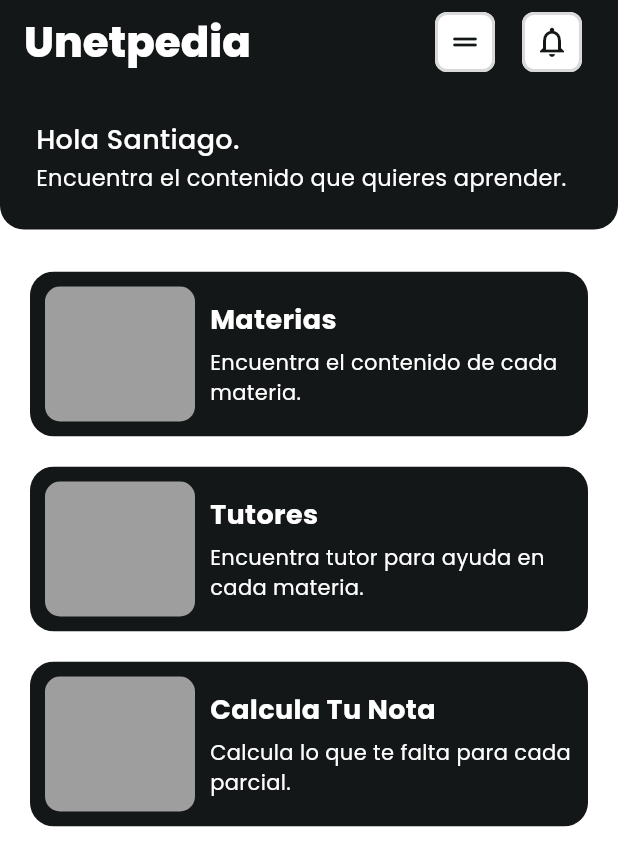
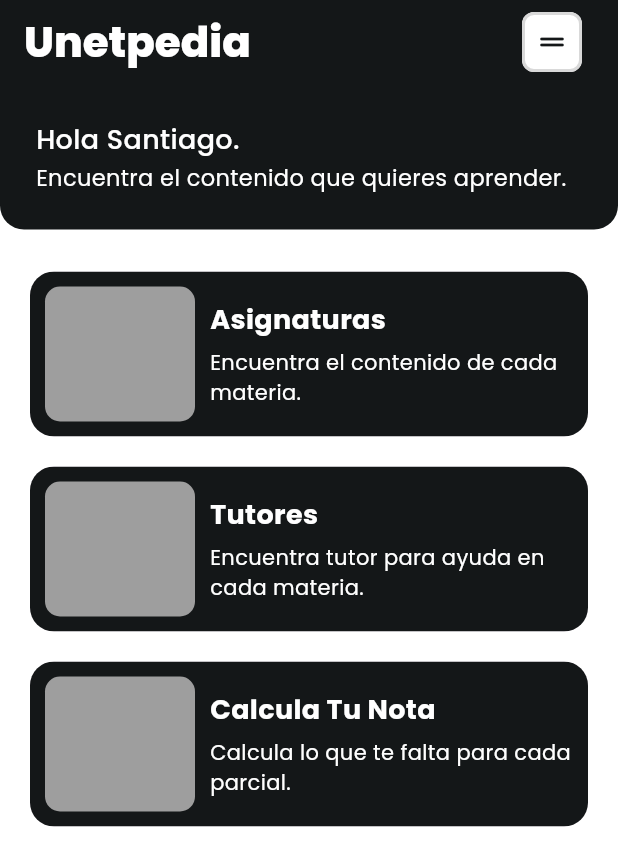
Before and after one commit to gsantiago735/unetpedia, a Flutter app: the screen it shows after launch, on a phone screen of 412 x 824 dp. Shown: the top 866 px of the screen. Run offline on Flutter 3.47's test engine with Material 3 defaults, Android fonts, the phone set to English and light mode, and no system bars; our stand-ins replace dio, equatable, flutter_bloc, shared_preferences.

```diff
--- a/lib/core/routes/app_router.dart
+++ b/lib/core/routes/app_router.dart
@@ -1,4 +1,5 @@
 import 'package:flutter/material.dart';
+import 'package:unetpedia/ui/subjects/views/subjects_view.dart';
 import 'package:unetpedia/ui/ui.dart';
 
 class AppRouter {
@@ -9,5 +10,8 @@ class AppRouter {
 
     // Home
     HomeView.routeName: (BuildContext contex) => const HomeView(),
+
+    // Subjects
+    SubjectsView.routeName: (BuildContext contex) => const SubjectsView(),
   };
 }
--- a/lib/ui/home/views/home_view.dart
+++ b/lib/ui/home/views/home_view.dart
@@ -1,12 +1,12 @@
 import 'package:flutter/material.dart';
 import 'package:unetpedia/ui/home/home.dart';
-import 'package:unetpedia/widgets/main_appbar.dart';
+import 'package:unetpedia/ui/subjects/subjects.dart';
+import 'package:unetpedia/widgets/widgets.dart';
 import 'package:unetpedia/core/constants/constants.dart';
 
 class HomeView extends StatelessWidget {
+  const HomeView({super.key});
   static const String routeName = 'home_view';
-
-  const HomeView({super.key});
 
   @override
   Widget build(BuildContext context) {
@@ -14,16 +14,18 @@ class HomeView extends StatelessWidget {
       appBar: MainAppBar(
         title: "Unetpedia",
         centerTitle: false,
+        isBoldTitle: true,
+        needsGoback: false,
         actions: [
           _GenericButton(
             icon: Icons.drag_handle_rounded,
             onPressed: () {},
           ),
-          const SizedBox(width: 10),
-          _GenericButton(
-            icon: Icons.notifications_outlined,
-            onPressed: () {},
-          ),
+          //const SizedBox(width: 10),
+          //_GenericButton(
+          //  icon: Icons.notifications_outlined,
+          //  onPressed: () {},
+          //),
           const SizedBox(width: 20),
         ],
       ),
@@ -32,9 +34,11 @@ class HomeView extends StatelessWidget {
           const _Header(),
           const SizedBox(height: 28),
           HomeSectionCard(
-            title: "Materias",
+            title: "Asignaturas",
             description: "Encuentra el contenido de cada materia.",
-            onPressed: () {},
+            onPressed: () {
+              Navigator.pushNamed(context, SubjectsView.routeName);
+            },
           ),
           const SizedBox(height: 20),
           HomeSectionCard(
@@ -59,17 +63,8 @@ class _Header extends StatelessWidget {
 
   @override
   Widget build(BuildContext context) {
-    return Container(
-      width: MediaQuery.of(context).size.width,
-      padding: const EdgeInsets.symmetric(horizontal: 24, vertical: 24),
-      decoration: const BoxDecoration(
-        color: ConstantColors.cff141718,
-        borderRadius: BorderRadius.only(
-          bottomLeft: Radius.circular(16),
-          bottomRight: Radius.circular(16),
-        ),
-      ),
-      child: const Column(
+    return const AppBarLayout(
+      child: Column(
         mainAxisSize: MainAxisSize.min,
         crossAxisAlignment: CrossAxisAlignment.start,
         children: [
--- a/lib/ui/home/widgets/home_section_card.dart
+++ b/lib/ui/home/widgets/home_section_card.dart
@@ -47,6 +47,7 @@ class HomeSectionCard extends StatelessWidget {
                       Text(
                         title,
                         maxLines: 1,
+                        overflow: TextOverflow.ellipsis,
                         style: const TextStyle(
                           fontSize: 18,
                           color: Colors.white,
@@ -57,6 +58,7 @@ class HomeSectionCard extends StatelessWidget {
                       Text(
                         description,
                         maxLines: 2,
+                        overflow: TextOverflow.ellipsis,
                         style: const TextStyle(
                           fontSize: 14,
                           color: Colors.white,
--- /dev/null
+++ b/lib/ui/subjects/subjects.dart
@@ -0,0 +1,3 @@
+export "cubit/cubit.dart";
+export "views/views.dart";
+export "widgets/widgets.dart";
--- /dev/null
+++ b/lib/ui/subjects/views/views.dart
@@ -0,0 +1 @@
+export "subjects_view.dart";
--- /dev/null
+++ b/lib/ui/subjects/widgets/widgets.dart
@@ -0,0 +1 @@
+export "subject_card.dart";
--- /dev/null
+++ b/lib/widgets/appbar_layout.dart
@@ -0,0 +1,24 @@
+import 'package:flutter/material.dart';
+import 'package:unetpedia/core/constants/constant_colors.dart';
+
+class AppBarLayout extends StatelessWidget {
+  const AppBarLayout({super.key, required this.child});
+
+  final Widget child;
+
+  @override
+  Widget build(BuildContext context) {
+    return Container(
+      width: MediaQuery.of(context).size.width,
+      padding: const EdgeInsets.symmetric(horizontal: 24, vertical: 24),
+      decoration: const BoxDecoration(
+        color: ConstantColors.cff141718,
+        borderRadius: BorderRadius.only(
+          bottomLeft: Radius.circular(16),
+          bottomRight: Radius.circular(16),
+        ),
+      ),
+      child: child,
+    );
+  }
+}
--- a/lib/widgets/main_appbar.dart
+++ b/lib/widgets/main_appbar.dart
@@ -6,6 +6,8 @@ class MainAppBar extends StatefulWidget implements PreferredSizeWidget {
     super.key,
     required this.title,
     this.centerTitle = true,
+    this.isBoldTitle = false,
+    this.needsGoback = true,
     this.titleColor = Colors.white,
     this.leadingIconColor = Colors.white,
     this.backgroundColor = ConstantColors.cff141718,
@@ -16,6 +18,8 @@ class MainAppBar extends StatefulWidget implements PreferredSizeWidget {
   final bool centerTitle;
   final String title;
   final Color titleColor;
+  final bool isBoldTitle;
+  final bool needsGoback;
   final Color leadingIconColor;
   final Color backgroundColor;
   final VoidCallback? onBack;
@@ -34,26 +38,28 @@ class _MainAppBarState extends State<MainAppBar> {
     return AppBar(
       centerTitle: widget.centerTitle,
       backgroundColor: widget.backgroundColor,
-      surfaceTintColor: Colors.red,
+      surfaceTintColor: widget.backgroundColor,
       actions: widget.actions,
-      //leading: IconButton(
-      //  icon: Icon(
-      //    Icons.arrow_back_ios_new_rounded,
-      //    color: widget.leadingIconColor,
-      //  ),
-      //  style: const ButtonStyle(
-      //    backgroundColor: MaterialStatePropertyAll(Colors.transparent),
-      //  ),
-      //  onPressed: (widget.onBack != null)
-      //      ? widget.onBack
-      //      : () => Navigator.maybePop(context),
-      //),
+      leading: (widget.needsGoback)
+          ? IconButton(
+              icon: Icon(
+                Icons.arrow_back_ios_new_rounded,
+                color: widget.leadingIconColor,
+              ),
+              style: const ButtonStyle(
+                backgroundColor: MaterialStatePropertyAll(Colors.transparent),
+              ),
+              onPressed: (widget.onBack != null)
+                  ? widget.onBack
+                  : () => Navigator.maybePop(context),
+            )
+          : null,
       title: Text(
         widget.title,
         style: TextStyle(
-          fontSize: 28,
+          fontSize: widget.isBoldTitle ? 28 : 22,
           color: widget.titleColor,
-          fontWeight: FontWeight.w800,
+          fontWeight: widget.isBoldTitle ? FontWeight.w800 : FontWeight.w600,
         ),
       ),
     );
--- a/lib/widgets/widgets.dart
+++ b/lib/widgets/widgets.dart
@@ -1 +1,3 @@
+export 'appbar_layout.dart';
+export "generic_title.dart";
 export "main_appbar.dart";
```
Also changed, not shown: lib/ui/subjects/views/subjects_view.dart (added, +48 -0 lines), lib/ui/subjects/widgets/subject_card.dart (added, +91 -0 lines), lib/widgets/generic_title.dart (added, +32 -0 lines), lib/ui/subjects/cubit/cubit.dart (added).
